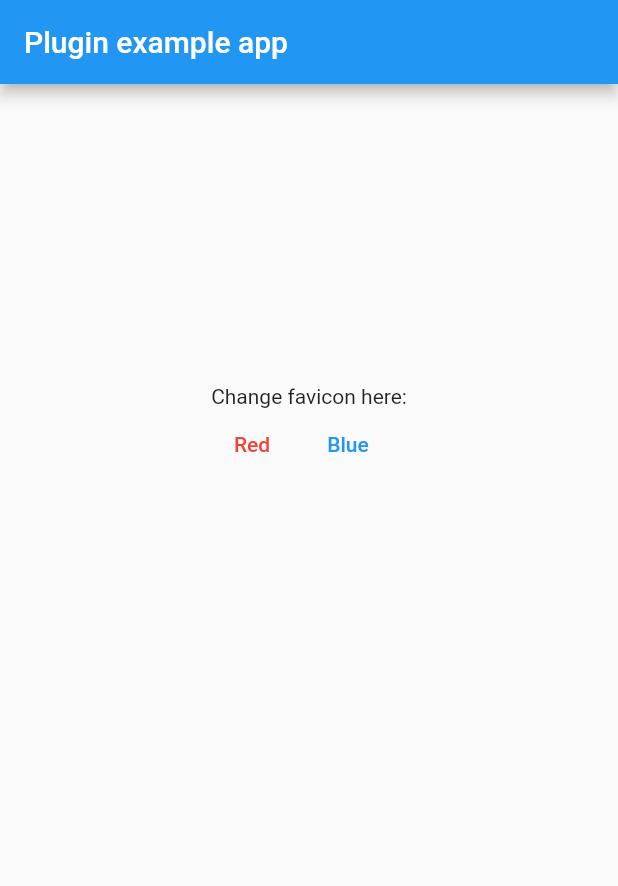
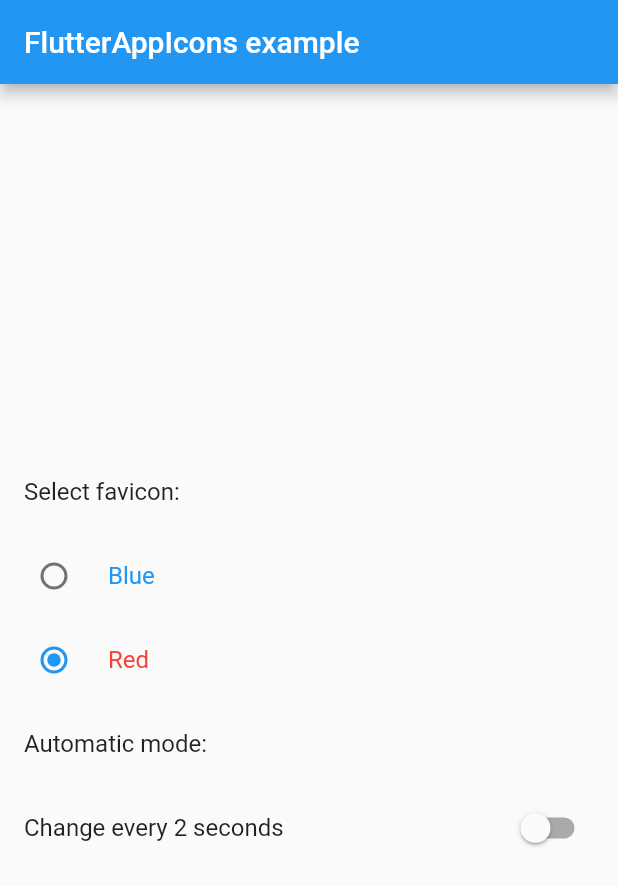
Before and after one commit to codebird/flutter_app_icons, a Flutter app: the screen it shows after launch, after a tap on "Red", on a phone screen of 412 x 824 dp. Shown: the top 886 px of the screen. Run offline on Flutter 3.47's test engine with Material 2 defaults, Android fonts, the light colour scheme and no system bars; our stand-ins replace plugin_platform_interface; missing offline and left inert: dart:html.

Commit message:
Tweak example app.

```diff
--- a/example/lib/main.dart
+++ b/example/lib/main.dart
@@ -16,67 +16,105 @@ class MyApp extends StatefulWidget {
 
 class _MyAppState extends State<MyApp> {
   final _flutterAppIconsPlugin = FlutterAppIcons();
-  String icon = 'favicon.png';
+  String _icon = 'favicon.png';
+  Timer? _autoChange;
+
   @override
   void initState() {
     super.initState();
-    //_flutterAppIconsPlugin.setIcon(icon: 'favicon-failure.png');
+  }
+
+  // Periodically changes the icon every 2 seconds.
+  void startTimer() {
+    // Toggle icon change every 2 seconds, just for testing.
+    final Timer timer =
+        Timer.periodic(const Duration(seconds: 2), (Timer timer) {
+      final String nextIcon = getOldIcon(_icon);
+      setIcon(nextIcon);
+    });
+    setState(() {
+      _autoChange = timer;
+    });
+  }
+
+  // Stops changing the icon every 2 seconds.
+  void stopTimer() {
+    _autoChange?.cancel();
+    setState(() {
+      _autoChange = null;
+    });
+  }
+
+  // Sets the icon with the `_flutterAppIconsPlugin`
+  void setIcon(String? nextIcon) {
+    if (nextIcon == null) return;
+    _flutterAppIconsPlugin.setIcon(
+      icon: nextIcon,
+      oldIcon: getOldIcon(nextIcon),
+    );
+    setState(() {
+      _icon = nextIcon;
+    });
+  }
+
+  // Computes the old icon for a given icon.
+  String getOldIcon(String icon) {
+    if (icon == 'favicon.png') {
+      return 'favicon-failure.png';
+    }
+    return 'favicon.png';
   }
 
   @override
   Widget build(BuildContext context) {
-    //Auto icon change every 5 seconds, just for testing.
-    Timer.periodic(const Duration(seconds: 5), (Timer timer) {
-      String oldIcon = icon;
-      if (icon == 'favicon.png') {
-        icon = 'favicon-failure.png';
-      } else {
-        icon = 'favicon.png';
-      }
-      _flutterAppIconsPlugin.setIcon(icon: icon, oldIcon: oldIcon);
-    });
     return MaterialApp(
       home: Scaffold(
         appBar: AppBar(
-          title: const Text('Plugin example app'),
+          title: const Text('FlutterAppIcons example'),
+          surfaceTintColor: Theme.of(context).colorScheme.primary,
         ),
         body: Center(
-          child: SizedBox(
-            width: 140,
-            child: Padding(
-              padding: const EdgeInsets.fromLTRB(0, 200, 0, 0),
-              child: Column(
+          child: Container(
+            constraints: const BoxConstraints(maxWidth: 500),
+            child: ListView(
+              shrinkWrap: true,
               children: [
-                  Text('Change favicon here:'),
-                  Row(
-                    children: [
-                      TextButton(
-                        onPressed: () {
-                          _flutterAppIconsPlugin.setIcon(
-                            icon: 'favicon-failure.png',
-                            oldIcon: 'favicon.png',
-                          );
-                        },
-                        child: const Text(
+                const ListTile(
+                  title: Text('Select favicon:'),
+                ),
+                RadioListTile<String>(
+                  value: 'favicon.png',
+                  groupValue: _icon,
+                  onChanged: _autoChange == null ? setIcon : null,
+                  title: const Text(
+                    'Blue',
+                    style: TextStyle(color: Colors.blue),
+                  ),
+                ),
+                RadioListTile<String>(
+                  value: 'favicon-failure.png',
+                  groupValue: _icon,
+                  onChanged: _autoChange == null ? setIcon : null,
+                  title: const Text(
                     'Red',
                     style: TextStyle(color: Colors.red),
                   ),
                 ),
-                      TextButton(
-                        onPressed: () {
-                          _flutterAppIconsPlugin.setIcon(
-                            icon: 'favicon.png',
-                            oldIcon: 'favicon-failure.png',
-                          );
+                const ListTile(
+                  title: Text('Automatic mode:'),
+                ),
+                SwitchListTile(
+                  title: const Text('Change every 2 seconds'),
+                  value: _autoChange != null,
+                  onChanged: (bool value) {
+                    if (value) {
+                      startTimer();
+                    } else {
+                      stopTimer();
+                    }
                   },
-                        child: const Text(
-                          'Blue',
-                        ),
-                      ),
+                )
               ],
-                  ),
-                ],
-              ),
             ),
           ),
         ),
```
Also changed, not shown: example/pubspec.lock (deleted), 1 other file. Lines whose indentation alone changed are shown as unchanged.
